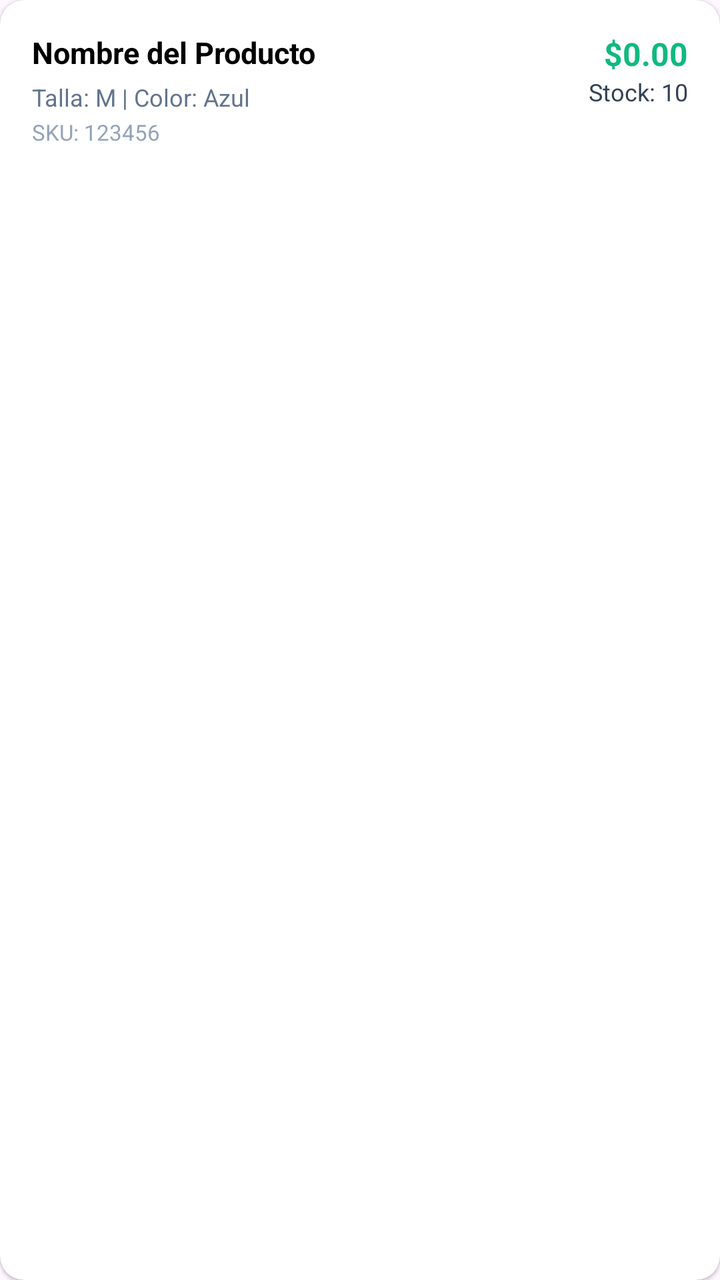
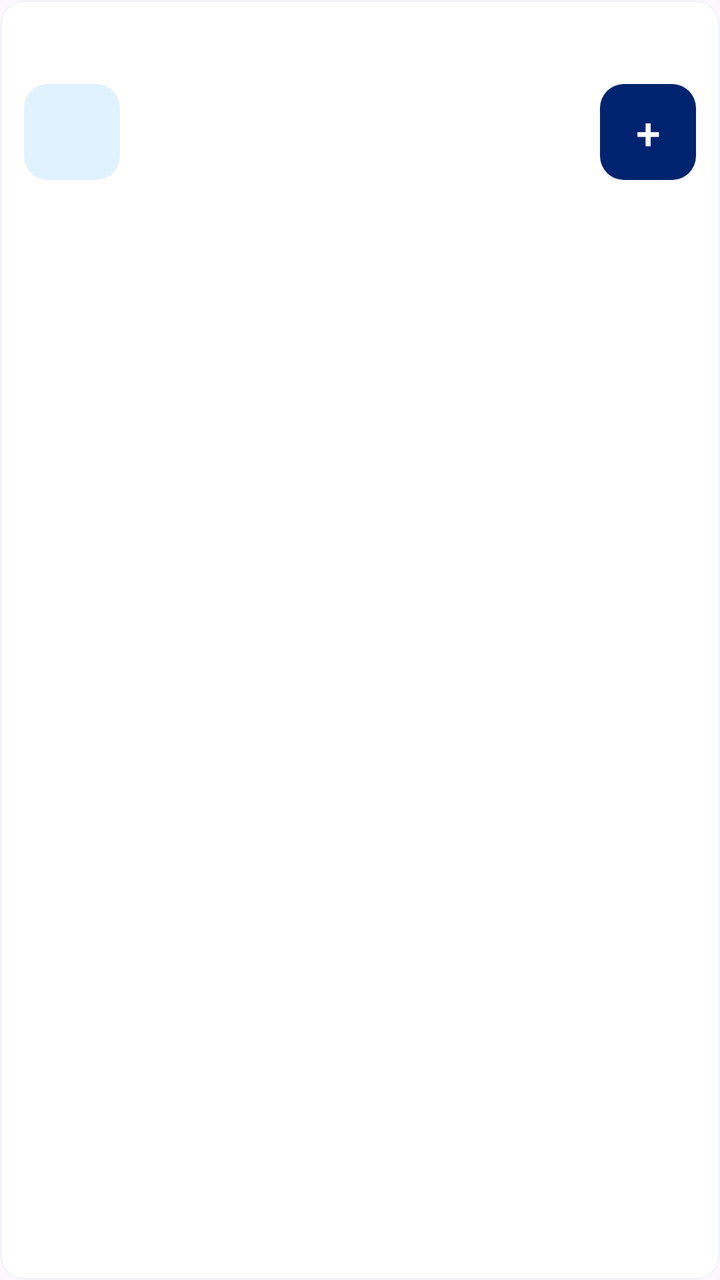

Compare the two renders of this Android layout. The source of the first and the diff that turns it into the second are given below.
<!-- AndroidManifest.xml: application theme Theme.DAJHO -->
<!-- res/layout/item_producto.xml -->
<?xml version="1.0" encoding="utf-8"?>
<com.google.android.material.card.MaterialCardView xmlns:android="http://schemas.android.com/apk/res/android"
    xmlns:app="http://schemas.android.com/apk/res-auto"
    android:layout_width="match_parent"
    android:layout_height="wrap_content"
    android:layout_marginBottom="8dp"
    app:cardBackgroundColor="@android:color/white"
    app:cardCornerRadius="12dp"
    app:cardElevation="1dp"
    app:strokeWidth="0dp">

    <androidx.constraintlayout.widget.ConstraintLayout
        android:layout_width="match_parent"
        android:layout_height="wrap_content"
        android:padding="16dp">

        <TextView
            android:id="@+id/tvProductoNombre"
            android:layout_width="0dp"
            android:layout_height="wrap_content"
            android:text="Nombre del Producto"
            android:textColor="@android:color/black"
            android:textSize="15sp"
            android:textStyle="bold"
            app:layout_constraintStart_toStartOf="parent"
            app:layout_constraintEnd_toStartOf="@id/tvPrecio"
            app:layout_constraintTop_toTopOf="parent" />

        <TextView
            android:id="@+id/tvPrecio"
            android:layout_width="wrap_content"
            android:layout_height="wrap_content"
            android:text="$0.00"
            android:textColor="#10B981"
            android:textSize="16sp"
            android:textStyle="bold"
            app:layout_constraintEnd_toEndOf="parent"
            app:layout_constraintTop_toTopOf="parent" />

        <TextView
            android:id="@+id/tvVarianteInfo"
            android:layout_width="0dp"
            android:layout_height="wrap_content"
            android:layout_marginTop="4dp"
            android:text="Talla: M | Color: Azul"
            android:textColor="#64748B"
            android:textSize="12sp"
            app:layout_constraintStart_toStartOf="parent"
            app:layout_constraintEnd_toStartOf="@id/tvStock"
            app:layout_constraintTop_toBottomOf="@id/tvProductoNombre" />

        <TextView
            android:id="@+id/tvStock"
            android:layout_width="wrap_content"
            android:layout_height="wrap_content"
            android:text="Stock: 10"
            android:textColor="#334155"
            android:textSize="12sp"
            app:layout_constraintEnd_toEndOf="parent"
            app:layout_constraintTop_toBottomOf="@id/tvPrecio" />

        <TextView
            android:id="@+id/tvSku"
            android:layout_width="wrap_content"
            android:layout_height="wrap_content"
            android:layout_marginTop="2dp"
            android:text="SKU: 123456"
            android:textColor="#94A3B8"
            android:textSize="11sp"
            app:layout_constraintStart_toStartOf="parent"
            app:layout_constraintTop_toBottomOf="@id/tvVarianteInfo" />

    </androidx.constraintlayout.widget.ConstraintLayout>

</com.google.android.material.card.MaterialCardView>
<!-- resources referenced by this layout -->
<resources>
  <style name="Theme.DAJHO" parent="Base.Theme.DAJHO" />
  <style name="Base.Theme.DAJHO" parent="Theme.Material3.DayNight.NoActionBar">
          
          
      </style>
</resources>

<!-- the commit's change to res/layout/item_producto.xml (unified diff, before → after) -->
@@ -4,72 +4,90 @@
     android:layout_width="match_parent"
     android:layout_height="wrap_content"
     android:layout_marginBottom="8dp"
-    app:cardBackgroundColor="@android:color/white"
+    app:cardBackgroundColor="@color/card_bg"
     app:cardCornerRadius="12dp"
-    app:cardElevation="1dp"
-    app:strokeWidth="0dp">
-
-    <androidx.constraintlayout.widget.ConstraintLayout
+    app:cardElevation="0dp"
+    app:strokeColor="@color/divider_color"
+    app:strokeWidth="1dp">
+    <LinearLayout
         android:layout_width="match_parent"
         android:layout_height="wrap_content"
-        android:padding="16dp">
-
+        android:gravity="center_vertical"
+        android:padding="12dp">
         <TextView
-            android:id="@+id/tvProductoNombre"
+            android:id="@+id/tvProductInitial"
+            android:layout_width="48dp"
+            android:layout_height="48dp"
+            android:background="@drawable/bg_sale_product"
+            android:gravity="center"
+            android:importantForAccessibility="no"
+            android:textColor="@color/sale_accent"
+            android:textSize="22sp"
+            android:textStyle="bold" />
+        <LinearLayout
             android:layout_width="0dp"
             android:layout_height="wrap_content"
-            android:text="Nombre del Producto"
-            android:textColor="@android:color/black"
-            android:textSize="15sp"
-            android:textStyle="bold"
-            app:layout_constraintStart_toStartOf="parent"
-            app:layout_constraintEnd_toStartOf="@id/tvPrecio"
-            app:layout_constraintTop_toTopOf="parent" />
-
-        <TextView
-            android:id="@+id/tvPrecio"
-            android:layout_width="wrap_content"
-            android:layout_height="wrap_content"
-            android:text="$0.00"
-            android:textColor="#10B981"
-            android:textSize="16sp"
-            android:textStyle="bold"
-            app:layout_constraintEnd_toEndOf="parent"
-            app:layout_constraintTop_toTopOf="parent" />
-
-        <TextView
-            android:id="@+id/tvVarianteInfo"
-            android:layout_width="0dp"
-            android:layout_height="wrap_content"
-            android:layout_marginTop="4dp"
-            android:text="Talla: M | Color: Azul"
-            android:textColor="#64748B"
-            android:textSize="12sp"
-            app:layout_constraintStart_toStartOf="parent"
-            app:layout_constraintEnd_toStartOf="@id/tvStock"
-            app:layout_constraintTop_toBottomOf="@id/tvProductoNombre" />
-
-        <TextView
-            android:id="@+id/tvStock"
-            android:layout_width="wrap_content"
-            android:layout_height="wrap_content"
-            android:text="Stock: 10"
-            android:textColor="#334155"
-            android:textSize="12sp"
-            app:layout_constraintEnd_toEndOf="parent"
-            app:layout_constraintTop_toBottomOf="@id/tvPrecio" />
-
-        <TextView
-            android:id="@+id/tvSku"
-            android:layout_width="wrap_content"
-            android:layout_height="wrap_content"
-            android:layout_marginTop="2dp"
-            android:text="SKU: 123456"
-            android:textColor="#94A3B8"
-            android:textSize="11sp"
-            app:layout_constraintStart_toStartOf="parent"
-            app:layout_constraintTop_toBottomOf="@id/tvVarianteInfo" />
-
-    </androidx.constraintlayout.widget.ConstraintLayout>
-
+            android:layout_weight="1"
+            android:layout_marginHorizontal="12dp"
+            android:orientation="vertical">
+            <TextView
+                android:id="@+id/tvProductoNombre"
+                android:layout_width="match_parent"
+                android:layout_height="wrap_content"
+                android:textColor="@color/text_primary"
+                android:textSize="15sp"
+                android:textStyle="bold" />
+            <TextView
+                android:id="@+id/tvVarianteInfo"
+                android:layout_width="match_parent"
+                android:layout_height="wrap_content"
+                android:layout_marginTop="4dp"
+                android:textColor="@color/text_secondary"
+                android:textSize="12sp" />
+            <TextView
+                android:id="@+id/tvSku"
+                android:layout_width="match_parent"
+                android:layout_height="wrap_content"
+                android:layout_marginTop="2dp"
+                android:textColor="@color/text_secondary"
+                android:textSize="12sp" />
+            <TextView
+                android:id="@+id/tvPrecio"
+                android:layout_width="match_parent"
+                android:layout_height="wrap_content"
+                android:layout_marginTop="8dp"
+                android:textColor="@color/text_primary"
+                android:textSize="17sp"
+                android:textStyle="bold" />
+            <TextView
+                android:id="@+id/tvStock"
+                android:layout_width="match_parent"
+                android:layout_height="wrap_content"
+                android:layout_marginTop="2dp"
+                android:textColor="@color/text_secondary"
+                android:textSize="12sp" />
+            <TextView
+                android:id="@+id/tvInCart"
+                android:layout_width="match_parent"
+                android:layout_height="wrap_content"
+                android:layout_marginTop="4dp"
+                android:textColor="@color/sale_accent"
+                android:textSize="12sp"
+                android:textStyle="bold"
+                android:visibility="gone" />
+        </LinearLayout>
+        <com.google.android.material.button.MaterialButton
+            android:id="@+id/btnAgregar"
+            android:layout_width="48dp"
+            android:layout_height="48dp"
+            android:insetTop="0dp"
+            android:insetBottom="0dp"
+            android:minWidth="0dp"
+            android:padding="0dp"
+            app:backgroundTint="@color/sale_action_background"
+            android:textColor="@color/sale_action_foreground"
+            android:text="@string/sale_plus"
+            android:textSize="22sp"
+            app:cornerRadius="12dp" />
+    </LinearLayout>
 </com.google.android.material.card.MaterialCardView>
<!-- resource entries referenced after the edit -->
@@ -1,6 +1,18 @@
 <!-- resources referenced by this layout -->
 <resources>
+  <color name="card_bg">#FFFFFF</color>
+  <color name="divider_color">#F1F5F9</color>
+  <color name="sale_accent">#00236F</color>
+  <color name="text_primary">#1E293B</color>
+  <color name="text_secondary">#64748B</color>
+  <!-- drawable bg_sale_product (drawable) -->
+  <shape xmlns:android="http://schemas.android.com/apk/res/android">
+      <solid android:color="@color/sale_product_bg" />
+      <corners android:radius="12dp" />
+  </shape>
+  <string name="sale_plus" translatable="false">+</string>
   <style name="Theme.DAJHO" parent="Base.Theme.DAJHO" />
+  <color name="sale_product_bg">#E0F2FE</color>
   <style name="Base.Theme.DAJHO" parent="Theme.Material3.DayNight.NoActionBar">
           
           
